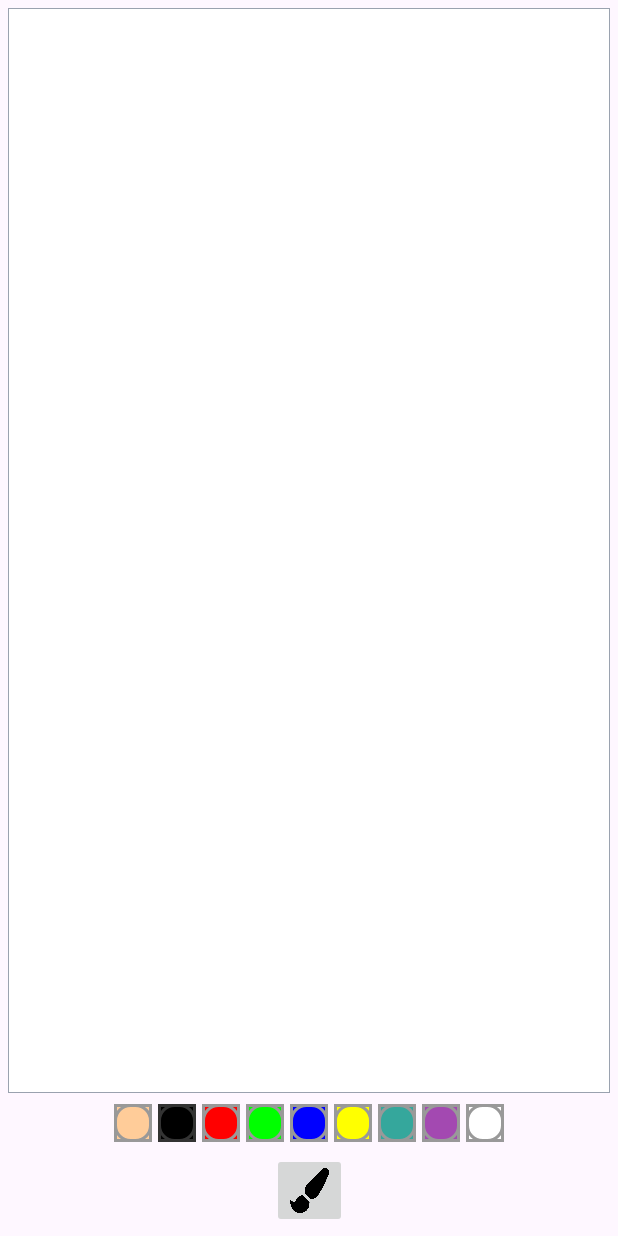
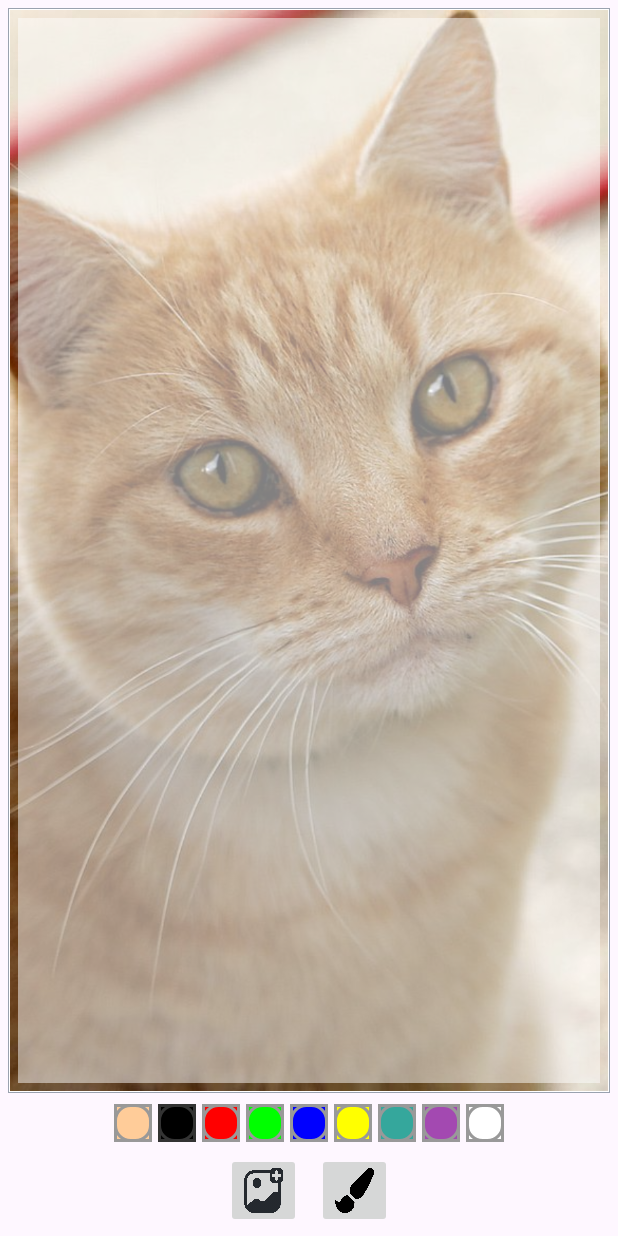
Before and after one commit to demirtasm/kids-drawing-app, an Android app: the screen it shows after launch (MainActivity), on a phone screen of 412 x 824 dp. Run offline under Robolectric (Android 15) with nearby library versions, the phone set to English and light mode, and no system bars.

```diff
--- a/app/src/main/AndroidManifest.xml
+++ b/app/src/main/AndroidManifest.xml
@@ -1,6 +1,10 @@
 <?xml version="1.0" encoding="utf-8"?>
 <manifest xmlns:android="http://schemas.android.com/apk/res/android"
     xmlns:tools="http://schemas.android.com/tools">
+    <uses-permission android:name="android.permission.READ_EXTERNAL_STORAGE" android:maxSdkVersion="32" />
+    <uses-permission android:name="android.permission.READ_MEDIA_IMAGES" />
+    <uses-permission android:name="android.permission.READ_MEDIA_VIDEO" />
+    <uses-permission android:name="android.permission.READ_MEDIA_AUDIO" />
 
     <application
         android:allowBackup="true"
--- a/app/src/main/res/layout/activity_main.xml
+++ b/app/src/main/res/layout/activity_main.xml
@@ -7,125 +7,167 @@
     android:layout_height="match_parent"
     tools:context=".MainActivity">
 
-    <com.example.kidsdrawingapp.DrawingView
-        android:id="@+id/drawingView"
+    <FrameLayout
+        android:id="@+id/fl_drawing_view_container"
         android:layout_width="0dp"
         android:layout_height="0dp"
         android:layout_margin="5dp"
         android:background="@drawable/background_drawing_view_layout"
+        android:padding="1dp"
         app:layout_constraintBottom_toTopOf="@id/ll_paint_colors"
         app:layout_constraintLeft_toLeftOf="parent"
         app:layout_constraintRight_toRightOf="parent"
-        app:layout_constraintTop_toTopOf="parent" />
+        app:layout_constraintTop_toTopOf="parent">
+
+        <ImageView
+            android:id="@+id/iv_background"
+            android:layout_width="match_parent"
+            android:layout_height="match_parent"
+            android:scaleType="centerCrop"
+            android:src="@drawable/cat" />
+
+        <com.example.kidsdrawingapp.DrawingView
+            android:id="@+id/drawingView"
+            android:layout_width="match_parent"
+            android:layout_height="match_parent"
+            android:layout_margin="5dp"
+            android:background="#80FFFFFF" />
+    </FrameLayout>
+
 
     <LinearLayout
         android:id="@+id/ll_paint_colors"
         android:layout_width="wrap_content"
         android:layout_height="wrap_content"
         android:orientation="horizontal"
-        app:layout_constraintBottom_toTopOf="@+id/ib_brush"
+        app:layout_constraintBottom_toTopOf="@+id/ll_action_buttons"
+        app:layout_constraintEnd_toEndOf="parent"
         app:layout_constraintStart_toStartOf="parent"
-        app:layout_constraintEnd_toEndOf="parent"
-        app:layout_constraintTop_toBottomOf="@id/drawingView">
+        app:layout_constraintTop_toBottomOf="@id/fl_drawing_view_container">
+
         <ImageButton
             android:layout_width="25dp"
             android:layout_height="25dp"
             android:layout_margin="2dp"
+            android:background="@color/skin"
+            android:onClick="paintClicked"
             android:src="@drawable/pallet_normal"
             android:tag="@color/skin"
-            android:background="@color/skin"
-            android:onClick="paintClicked"
 
             />
+
         <ImageButton
             android:layout_width="25dp"
             android:layout_height="25dp"
             android:layout_margin="2dp"
+            android:background="@color/black"
+            android:onClick="paintClicked"
             android:src="@drawable/pallet_normal"
             android:tag="@color/black"
-            android:background="@color/black"
-            android:onClick="paintClicked"
 
             />
+
         <ImageButton
             android:layout_width="25dp"
             android:layout_height="25dp"
             android:layout_margin="2dp"
+            android:background="@color/red"
+            android:onClick="paintClicked"
             android:src="@drawable/pallet_normal"
             android:tag="@color/red"
-            android:background="@color/red"
-            android:onClick="paintClicked"
 
             />
+
         <ImageButton
             android:layout_width="25dp"
             android:layout_height="25dp"
             android:layout_margin="2dp"
+            android:background="@color/green"
+            android:onClick="paintClicked"
             android:src="@drawable/pallet_normal"
             android:tag="@color/green"
-            android:background="@color/green"
-            android:onClick="paintClicked"
 
             />
+
         <ImageButton
             android:layout_width="25dp"
             android:layout_height="25dp"
             android:layout_margin="2dp"
+            android:background="@color/blue"
+            android:onClick="paintClicked"
             android:src="@drawable/pallet_normal"
             android:tag="@color/blue"
-            android:background="@color/blue"
-            android:onClick="paintClicked"
 
             />
+
         <ImageButton
             android:layout_width="25dp"
             android:layout_height="25dp"
             android:layout_margin="2dp"
+            android:background="@color/yellow"
+            android:onClick="paintClicked"
             android:src="@drawable/pallet_normal"
             android:tag="@color/yellow"
-            android:background="@color/yellow"
-            android:onClick="paintClicked"
 
             />
+
         <ImageButton
             android:layout_width="25dp"
             android:layout_height="25dp"
             android:layout_margin="2dp"
+            android:background="@color/lollipop"
+            android:onClick="paintClicked"
             android:src="@drawable/pallet_normal"
             android:tag="@color/lollipop"
-            android:background="@color/lollipop"
-            android:onClick="paintClicked"
 
             />
+
         <ImageButton
             android:layout_width="25dp"
             android:layout_height="25dp"
             android:layout_margin="2dp"
-            android:src="@drawable/pallet_normal"
-            android:tag="@color/random"
             android:background="@color/random"
             android:onClick="paintClicked"
-            />
+            android:src="@drawable/pallet_normal"
+            android:tag="@color/random" />
+
         <ImageButton
             android:layout_width="25dp"
             android:layout_height="25dp"
             android:layout_margin="2dp"
-            android:src="@drawable/pallet_normal"
-            android:tag="@color/white"
             android:background="@color/white"
             android:onClick="paintClicked"
-            />
+            android:src="@drawable/pallet_normal"
+            android:tag="@color/white" />
     </LinearLayout>
 
-    <ImageButton
-        android:id="@+id/ib_brush"
-        android:layout_width="50dp"
-        android:layout_height="50dp"
-        android:layout_margin="5dp"
-        android:scaleType="fitXY"
-        android:src="@drawable/ic_brush"
-        app:layout_constraintTop_toBottomOf="@id/ll_paint_colors"
+    <LinearLayout
+        android:id="@+id/ll_action_buttons"
+        android:layout_width="match_parent"
+        android:layout_height="wrap_content"
+        android:gravity="center"
+        android:orientation="horizontal"
         app:layout_constraintBottom_toBottomOf="parent"
         app:layout_constraintEnd_toEndOf="parent"
-        app:layout_constraintStart_toStartOf="parent" />
+        app:layout_constraintStart_toStartOf="parent"
+        app:layout_constraintTop_toBottomOf="@id/ll_paint_colors">
+
+        <ImageButton
+            android:id="@+id/ib_gallery"
+            android:layout_width="50dp"
+            android:layout_height="50dp"
+            android:layout_margin="5dp"
+            android:scaleType="fitXY"
+            android:src="@drawable/ic_gallery" />
+
+        <ImageButton
+            android:id="@+id/ib_brush"
+            android:layout_width="50dp"
+            android:layout_height="50dp"
+            android:layout_margin="5dp"
+            android:scaleType="fitXY"
+            android:src="@drawable/ic_brush" />
+    </LinearLayout>
+
+
 </androidx.constraintlayout.widget.ConstraintLayout>
```
Also changed, not shown: app/src/main/java/com/example/kidsdrawingapp/MainActivity.kt (+99 -8 lines), app/src/main/res/drawable/cat.jpg (added), app/src/main/res/drawable/ic_gallery.png (added), app/src/main/res/drawable/ic_undo.png (added).
